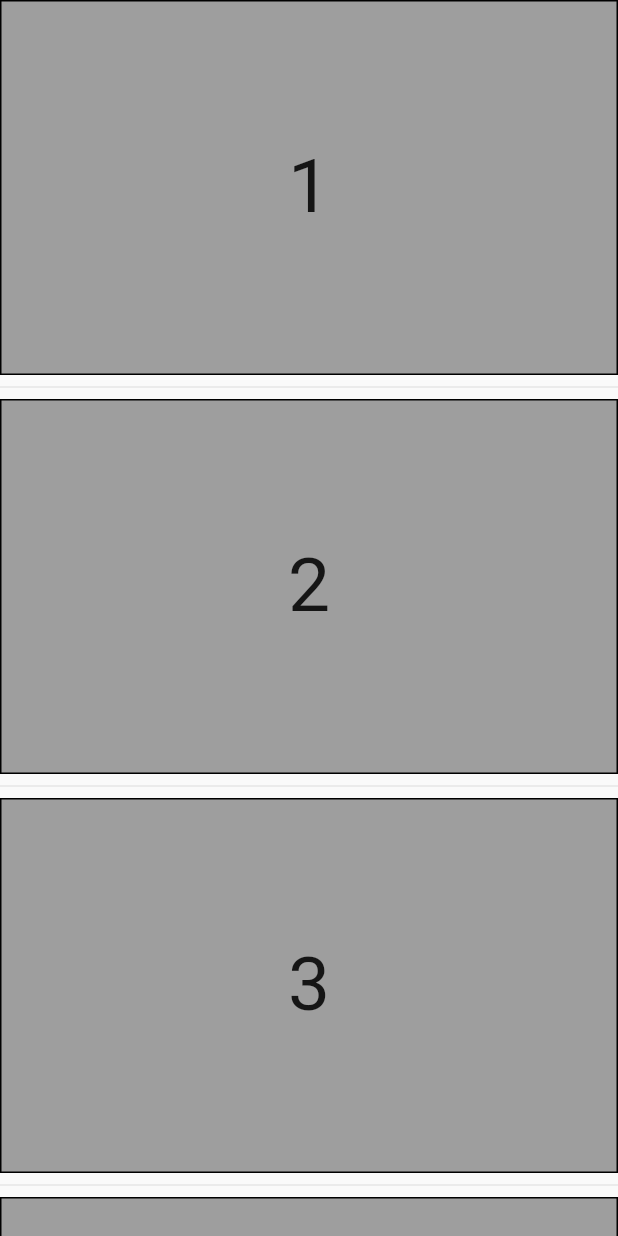
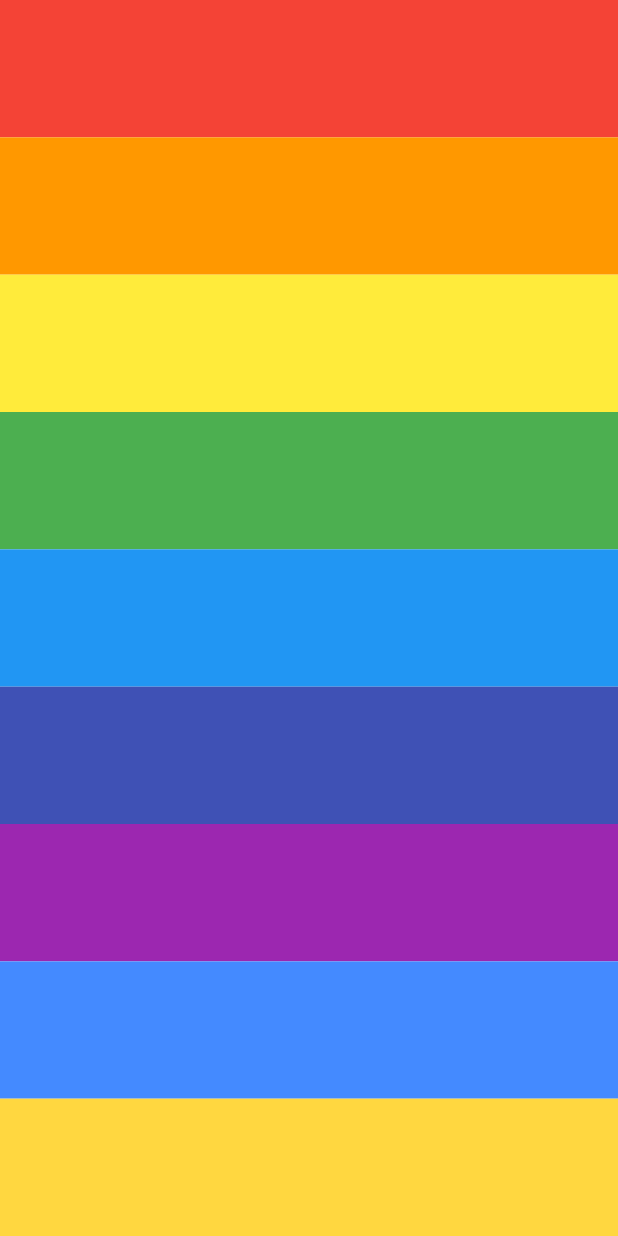
Before and after one commit to bayazidsustami/basic_training_flutter, a Flutter app: the screen it shows after launch, on a phone screen of 412 x 824 dp. Run offline on Flutter 3.47's test engine with Material 2 defaults, Android fonts, the phone set to English and light mode, and no system bars.

Commit message:
expanded filled the empty room in device

```diff
--- a/lib/main.dart
+++ b/lib/main.dart
@@ -10,39 +10,63 @@ class MyApp extends StatelessWidget{
       theme: ThemeData(
         primarySwatch: Colors.blue
       ),
-      home: ScrollingScreen(),
+      home: RainbowScreen(),
     );
   }
 }
 
-class ScrollingScreen extends StatelessWidget{
-
-  final List<int> numberList = <int>[1,2,3,4,5,6,7,8,9,10,11, 12];
+class RainbowScreen extends StatelessWidget{
 
   @override
   Widget build(BuildContext context) {
-    return Scaffold(
-      body: ListView.separated(
-          itemBuilder:(BuildContext context, int index){
-            return Container(
-              height: 250,
-              decoration: BoxDecoration(
-                  color: Colors.grey,
-                  border: Border.all(color: Colors.black)
-              ),
-              child: Center(
-                child: Text(
-                  '${numberList[index]}',
-                  style: TextStyle(fontSize: 50),
-                ),
-              ),
-            );
-          },
-        separatorBuilder: (BuildContext context, int index){
-            return Divider();
-        },
-        itemCount: numberList.length,
-      )
+    return Column(
+      children: <Widget>[
+        Expanded(
+            child: Container(
+              color: Colors.red,
+            ),
+        ),
+        Expanded(
+          child: Container(
+            color: Colors.orange,
+          ),
+        ),
+        Expanded(
+          child: Container(
+            color: Colors.yellow,
+          ),
+        ),
+        Expanded(
+          child: Container(
+            color: Colors.green,
+          ),
+        ),
+        Expanded(
+          child: Container(
+            color: Colors.blue,
+          ),
+        ),
+        Expanded(
+          child: Container(
+            color: Colors.indigo,
+          ),
+        ),
+        Expanded(
+          child: Container(
+            color: Colors.purple,
+          ),
+        ),
+        Expanded(
+          child: Container(
+            color: Colors.blueAccent,
+          ),
+        ),
+        Expanded(
+          child: Container(
+            color: Colors.amberAccent,
+          ),
+        ),
+      ],
     );
   }
 
```
